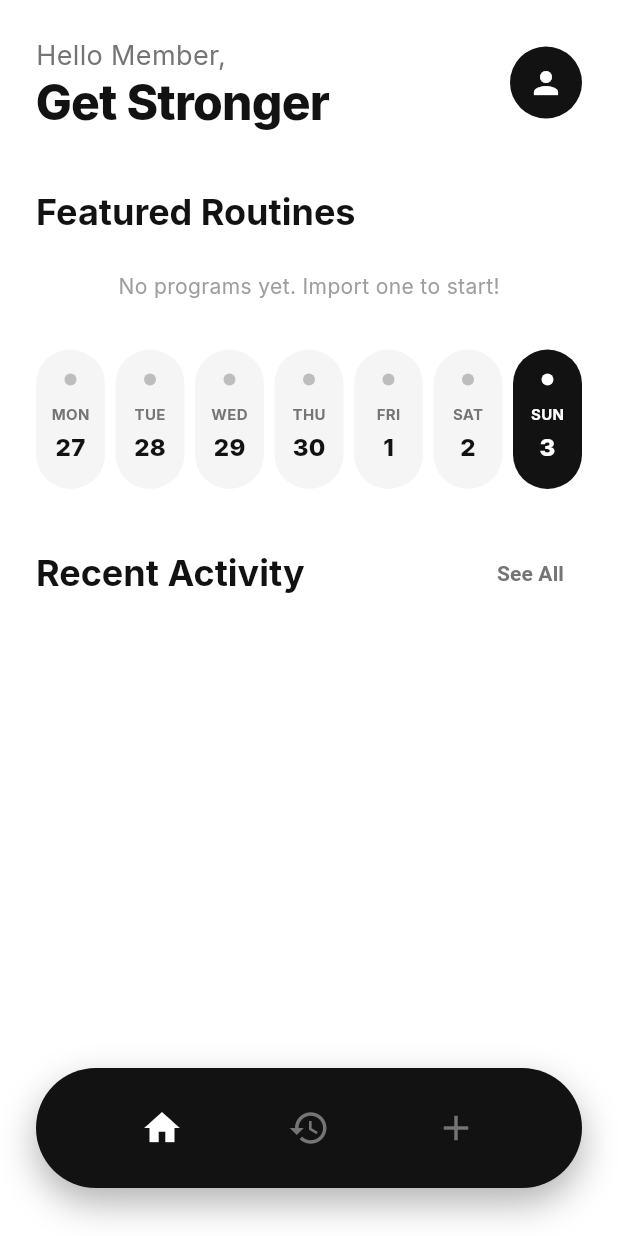
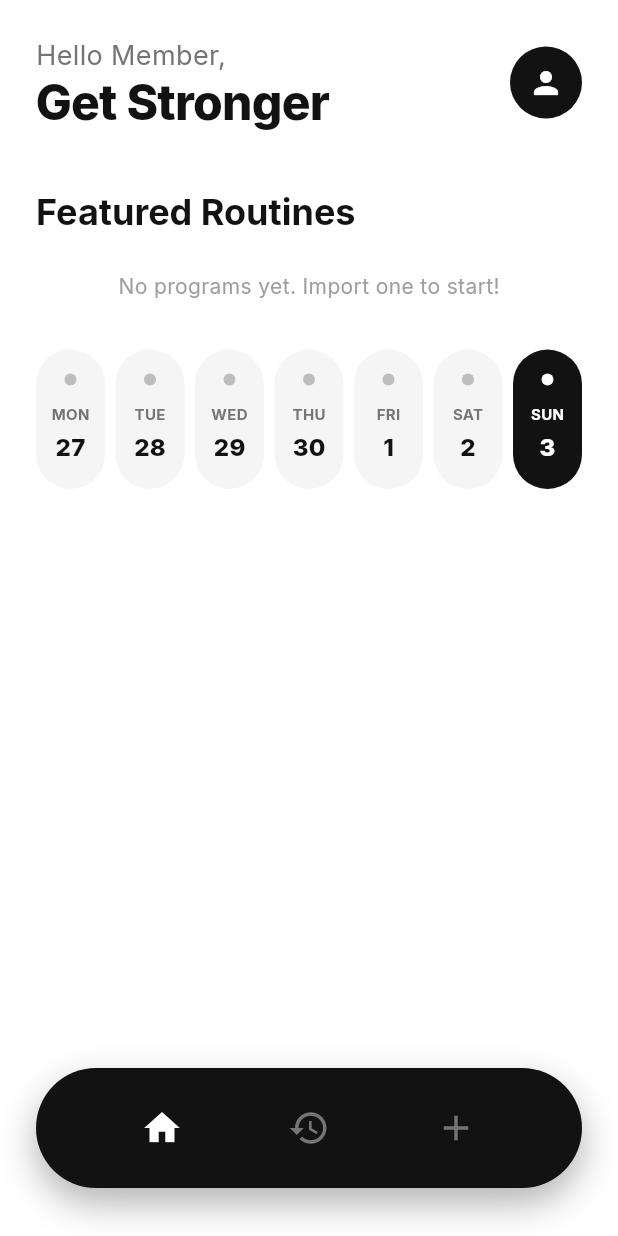
Before and after one commit to EdirithanthiriTharushaKawshalya/gym_tracker, a Flutter app: the screen it shows once a user with an empty profile is signed in, on a phone screen of 412 x 824 dp. Run offline on Flutter 3.47's test engine with Material 3 defaults, Android fonts, the phone set to English and light mode, and no system bars; our stand-ins replace cloud_firestore, firebase_auth, firebase_core, google_fonts; accounts and stored records are empty.

Commit message:
feat: refactor home screen activity display and add copy to clipboard

```diff
--- a/lib/screens/home_screen.dart
+++ b/lib/screens/home_screen.dart
@@ -184,6 +184,19 @@ class _DashboardViewState extends State<_DashboardView> {
         const SliverToBoxAdapter(
           child: _CalendarView(),
         ),
+        StreamBuilder<List<WorkoutSession>>(
+          stream: provider.getSessionHistory(),
+          builder: (context, snapshot) {
+            if (!snapshot.hasData || snapshot.data!.isEmpty) {
+              return const SliverToBoxAdapter(child: SizedBox.shrink());
+            }
+
+            final sessions = snapshot.data!;
+            sessions.sort((a, b) => b.date.compareTo(a.date));
+            final latestSession = sessions.first;
+
+            return SliverMainAxisGroup(
+              slivers: [
                 SliverToBoxAdapter(
                   child: Padding(
                     padding: const EdgeInsets.fromLTRB(24, 32, 24, 16),
@@ -211,21 +224,13 @@ class _DashboardViewState extends State<_DashboardView> {
                 ),
                 SliverPadding(
                   padding: const EdgeInsets.symmetric(horizontal: 24),
-          sliver: StreamBuilder<List<WorkoutSession>>(
-            stream: provider.getSessionHistory(),
-            builder: (context, snapshot) {
-              if (!snapshot.hasData || snapshot.data!.isEmpty) {
-                return const SliverToBoxAdapter(
-                  child: SizedBox.shrink(),
-                );
-              }
-              final sessions = snapshot.data!;
-              sessions.sort((a, b) => b.date.compareTo(a.date));
-              return SliverToBoxAdapter(
-                child: _HistoryCard(session: sessions.first),
+                  sliver: SliverToBoxAdapter(
+                    child: _HistoryCard(session: latestSession),
+                  ),
+                ),
+              ],
             );
           },
-          ),
         ),
         const SliverPadding(
           padding: EdgeInsets.only(bottom: 120),
@@ -697,9 +702,9 @@ class _HistoryCard extends StatelessWidget {
         children: [
           Container(
             padding: const EdgeInsets.all(12),
-            decoration: BoxDecoration(
-              color: const Color(0xFF121212),
-              borderRadius: BorderRadius.circular(16),
+            decoration: const BoxDecoration(
+              color: Color(0xFF121212),
+              shape: BoxShape.circle,
             ),
             child: const Icon(Icons.check, color: Colors.white, size: 20),
           ),
```
Also changed, not shown: lib/screens/schedule_details_screen.dart (+6 -1 lines), lib/screens/workout_screen.dart (+17 -3 lines). Lines whose indentation alone changed are shown as unchanged.
